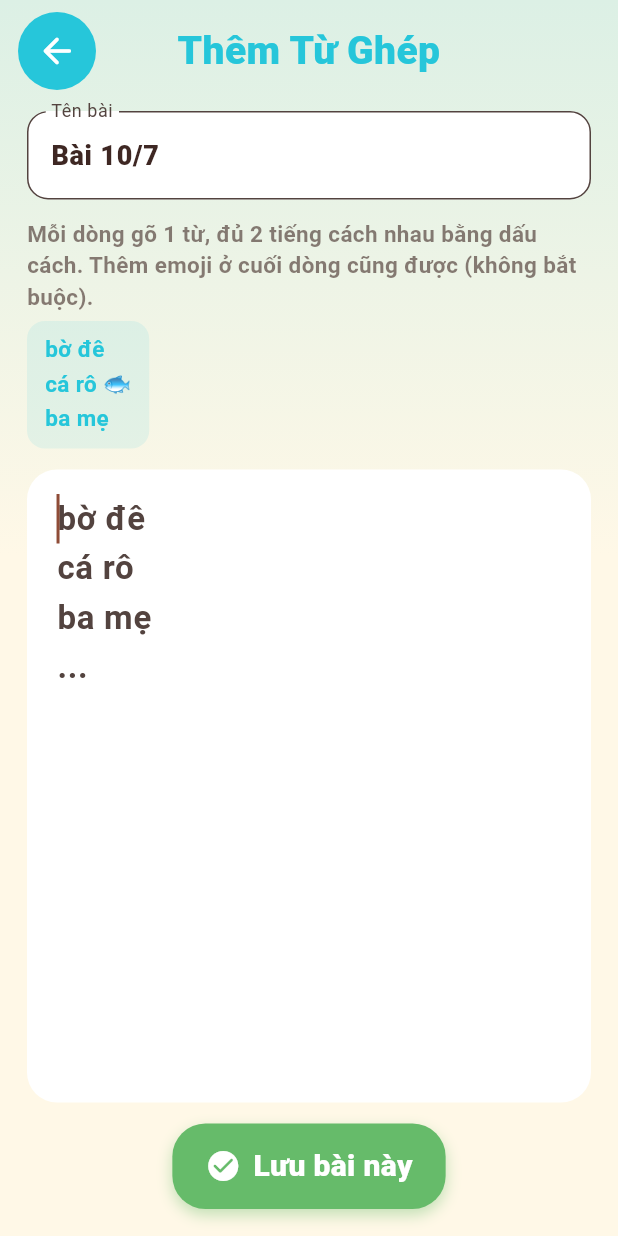
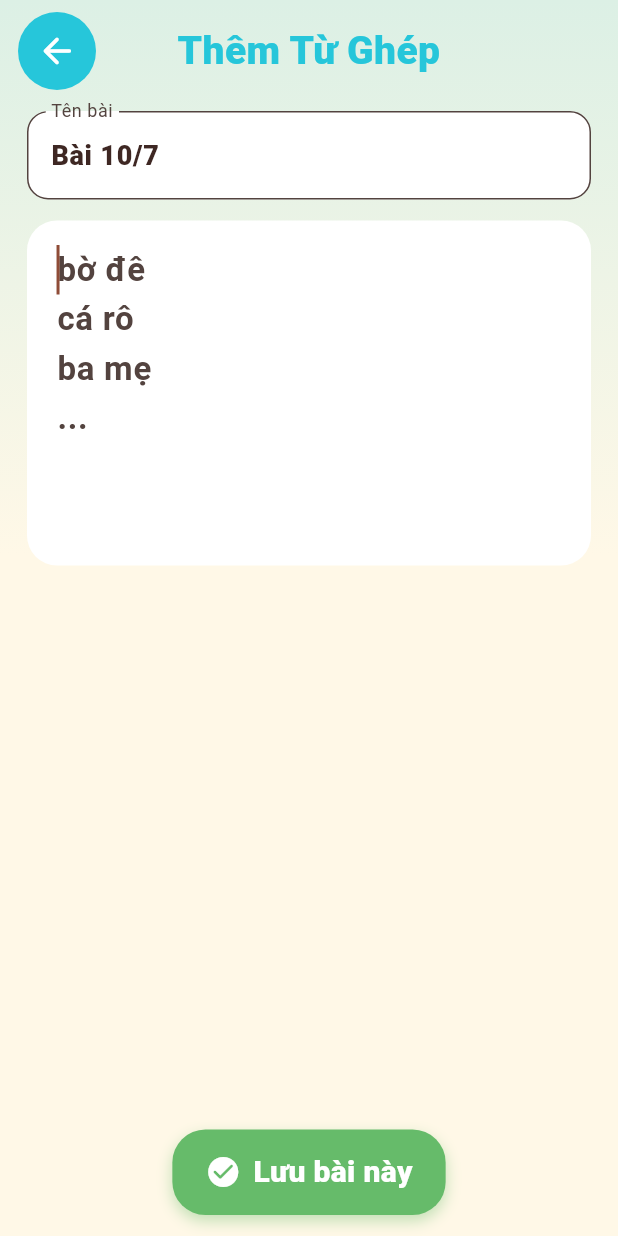
Before and after one commit to hungthedevevnict/hocsinhtieuhoc, a Flutter app: the AddCompoundWordScreen screen opened directly, on a phone screen of 412 x 824 dp. Run offline on Flutter 3.47's test engine with Material 3 defaults, Android fonts, the phone set to English and light mode, and no system bars; our stand-ins replace audioplayers, confetti, flutter_tts, image_picker, shared_preferences; missing offline and left inert: record; accounts and stored records are empty.

Commit message:
Sửa ô gõ từ ghép bị bàn phím che: cho cả màn cuộn + ẩn hướng dẫn khi đang gõ
Co-Authored-By: Claude Opus 5 <noreply@anthropic.com>

```diff
--- a/lib/screens/add_compound_word_screen.dart
+++ b/lib/screens/add_compound_word_screen.dart
@@ -25,6 +25,7 @@ class AddCompoundWordScreen extends StatefulWidget {
 class _AddCompoundWordScreenState extends State<AddCompoundWordScreen> {
   late final TextEditingController _wordsCtrl;
   late final TextEditingController _titleCtrl;
+  final FocusNode _wordsFocus = FocusNode();
   bool _saving = false;
   String? _lessonId; // set sau lần lưu đầu tiên, để lần lưu sau cộng vào cùng bài
 
@@ -36,12 +37,17 @@ class _AddCompoundWordScreenState extends State<AddCompoundWordScreen> {
     _titleCtrl = TextEditingController(
       text: widget.initialTitle ?? 'Bài ${now.day}/${now.month}',
     );
+    // Đang gõ (ô nhập được focus) thì ẩn hướng dẫn cho rộng chỗ.
+    _wordsFocus.addListener(() {
+      if (mounted) setState(() {});
+    });
   }
 
   @override
   void dispose() {
     _wordsCtrl.dispose();
     _titleCtrl.dispose();
+    _wordsFocus.dispose();
     super.dispose();
   }
 
@@ -104,8 +110,12 @@ class _AddCompoundWordScreenState extends State<AddCompoundWordScreen> {
     return KidScaffold(
       color: AppColors.compound,
       title: 'Thêm Từ Ghép',
-      body: Padding(
-        padding: const EdgeInsets.fromLTRB(18, 6, 18, 18),
+      body: Column(
+        children: [
+          // Phần cuộn được: khi bàn phím bật lên, ô đang gõ tự cuộn lên trên.
+          Expanded(
+            child: SingleChildScrollView(
+              padding: const EdgeInsets.fromLTRB(18, 6, 18, 12),
               child: Column(
                 crossAxisAlignment: CrossAxisAlignment.start,
                 children: [
@@ -120,6 +130,8 @@ class _AddCompoundWordScreenState extends State<AddCompoundWordScreen> {
                       border: OutlineInputBorder(borderRadius: BorderRadius.circular(14)),
                     ),
                   ),
+                  // Hướng dẫn + ví dụ: ẩn khi đang gõ cho rộng chỗ.
+                  if (!_wordsFocus.hasFocus) ...[
                     const SizedBox(height: 12),
                     Text(
                       'Mỗi dòng gõ 1 từ, đủ 2 tiếng cách nhau bằng dấu cách. '
@@ -147,13 +159,15 @@ class _AddCompoundWordScreenState extends State<AddCompoundWordScreen> {
                         ),
                       ),
                     ),
+                  ],
                   const SizedBox(height: 14),
-            Expanded(
-              child: TextField(
+                  TextField(
                     controller: _wordsCtrl,
+                    focusNode: _wordsFocus,
                     autofocus: widget.initialText == null,
                     maxLines: null,
-                expands: true,
+                    minLines: 6,
+                    keyboardType: TextInputType.multiline,
                     textAlignVertical: TextAlignVertical.top,
                     style: const TextStyle(fontSize: 22, fontWeight: FontWeight.w700),
                     decoration: InputDecoration(
@@ -167,11 +181,13 @@ class _AddCompoundWordScreenState extends State<AddCompoundWordScreen> {
                       contentPadding: const EdgeInsets.all(16),
                     ),
                   ),
+                ],
               ),
-            const SizedBox(height: 14),
-            SizedBox(
-              width: double.infinity,
-              child: Center(
+            ),
+          ),
+          // Nút lưu luôn nằm dưới cùng, trên bàn phím.
+          Padding(
+            padding: const EdgeInsets.fromLTRB(18, 8, 18, 14),
             child: KidButton(
               label: _saving ? 'Đang lưu...' : 'Lưu bài này',
               icon: Icons.check_circle_rounded,
@@ -179,9 +195,7 @@ class _AddCompoundWordScreenState extends State<AddCompoundWordScreen> {
               onTap: _saving ? () {} : _save,
             ),
           ),
-            ),
         ],
-        ),
       ),
     );
   }
```
Lines whose indentation alone changed are shown as unchanged.
